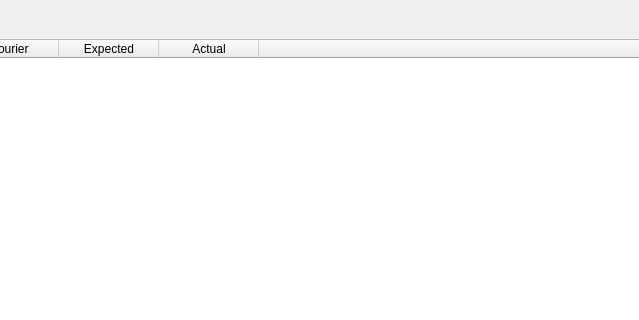
The window that integration/v2/src/libs/libdebug/widgets/debug/ui/CouriersDebugWidget.ui (mrdeveloperdude/OctoMY) describes before a commit, drawn with Qt 5; both pictures show x 153 to 792 and y 0 to 320 of the 1278 by 690 pixel window.
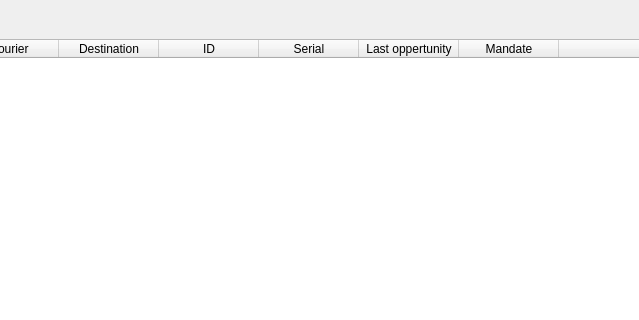
The same window after the commit.

Patch:
```diff
--- a/integration/v2/src/libs/libdebug/widgets/debug/ui/CouriersDebugWidget.ui
+++ b/integration/v2/src/libs/libdebug/widgets/debug/ui/CouriersDebugWidget.ui
@@ -73,7 +73,7 @@
       <bool>false</bool>
      </property>
      <property name="columnCount">
-      <number>5</number>
+      <number>8</number>
      </property>
      <attribute name="horizontalHeaderStretchLastSection">
       <bool>true</bool>
@@ -93,12 +93,27 @@
      </column>
      <column>
       <property name="text">
-       <string>Expected</string>
+       <string>Destination</string>
       </property>
      </column>
      <column>
       <property name="text">
-       <string>Actual</string>
+       <string>ID</string>
+      </property>
+     </column>
+     <column>
+      <property name="text">
+       <string>Serial</string>
+      </property>
+     </column>
+     <column>
+      <property name="text">
+       <string>Last oppertunity</string>
+      </property>
+     </column>
+     <column>
+      <property name="text">
+       <string>Mandate</string>
       </property>
      </column>
      <column>
```
